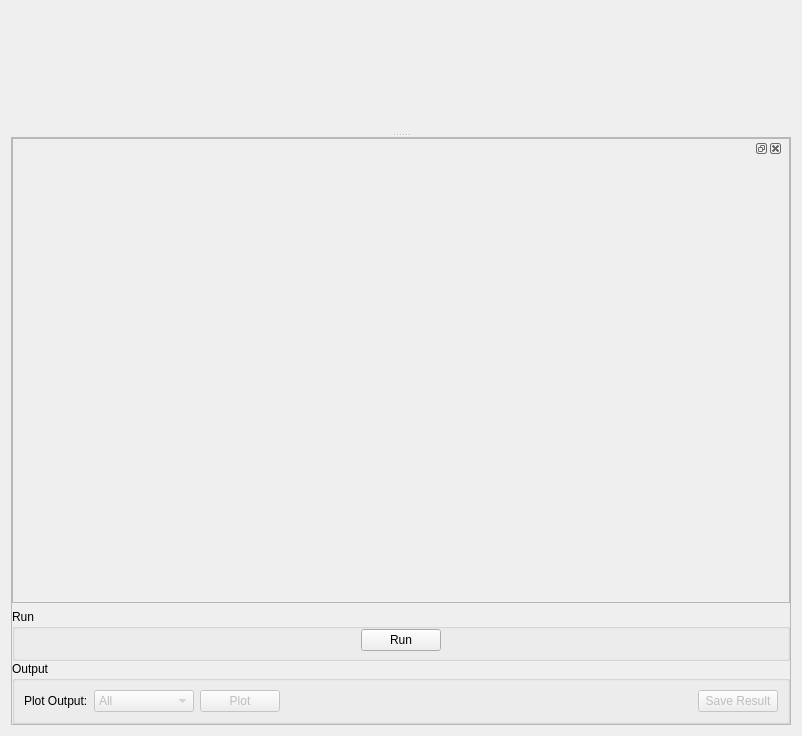
Old version of the form qt/scientific_interfaces/Indirect/MSDFit.ui in the repository mantidproject/mantid.
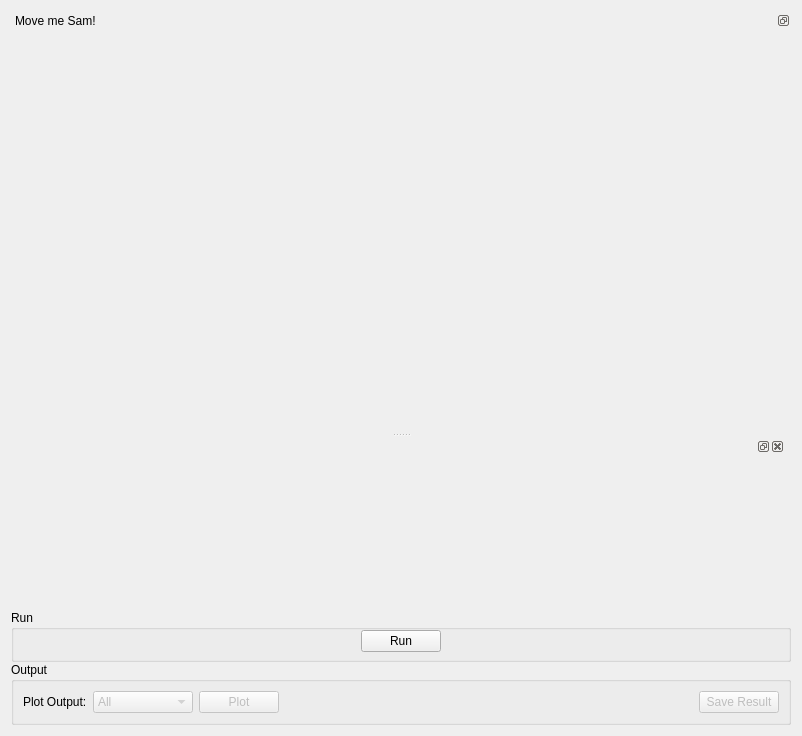
New version of the form. Custom widgets are drawn as their Qt base class.

Commit message: Refs #24448. Dockwidget at top of MSDFit

Patch:
```diff
--- a/qt/scientific_interfaces/Indirect/MSDFit.ui
+++ b/qt/scientific_interfaces/Indirect/MSDFit.ui
@@ -14,6 +14,20 @@
    <string>Form</string>
   </property>
   <layout class="QVBoxLayout" name="verticalLayout">
+   <item>
+    <widget class="QDockWidget" name="dockWidget">
+     <property name="features">
+      <set>QDockWidget::DockWidgetFloatable|QDockWidget::DockWidgetMovable</set>
+     </property>
+     <property name="allowedAreas">
+      <set>Qt::NoDockWidgetArea</set>
+     </property>
+     <property name="windowTitle">
+      <string>Move me Sam!</string>
+     </property>
+     <widget class="QWidget" name="dockWidgetContents_2"/>
+    </widget>
+   </item>
    <item>
     <widget class="QSplitter" name="splitter">
      <property name="orientation">
@@ -24,12 +38,6 @@
      </property>
      <widget class="MantidQt::CustomInterfaces::IDA::IndirectFitDataView" name="fitDataView" native="true"/>
      <widget class="QFrame" name="fBottom">
-      <property name="frameShape">
-       <enum>QFrame::StyledPanel</enum>
-      </property>
-      <property name="frameShadow">
-       <enum>QFrame::Raised</enum>
-      </property>
       <layout class="QVBoxLayout" name="verticalLayout_4">
        <property name="leftMargin">
         <number>0</number>
@@ -45,12 +53,6 @@
        </property>
        <item>
         <widget class="QFrame" name="fPlotsAndBrowser">
-         <property name="frameShape">
-          <enum>QFrame::StyledPanel</enum>
-         </property>
-         <property name="frameShadow">
-          <enum>QFrame::Raised</enum>
-         </property>
          <layout class="QHBoxLayout" name="horizontalLayout_2">
           <property name="leftMargin">
            <number>0</number>
```
